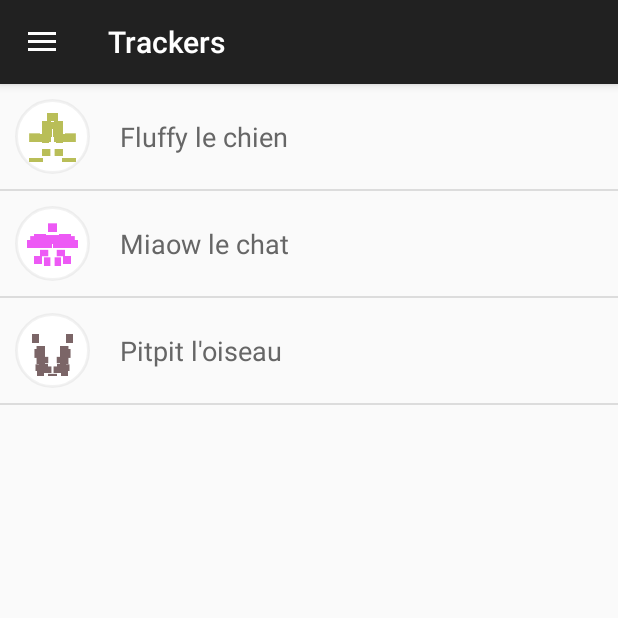
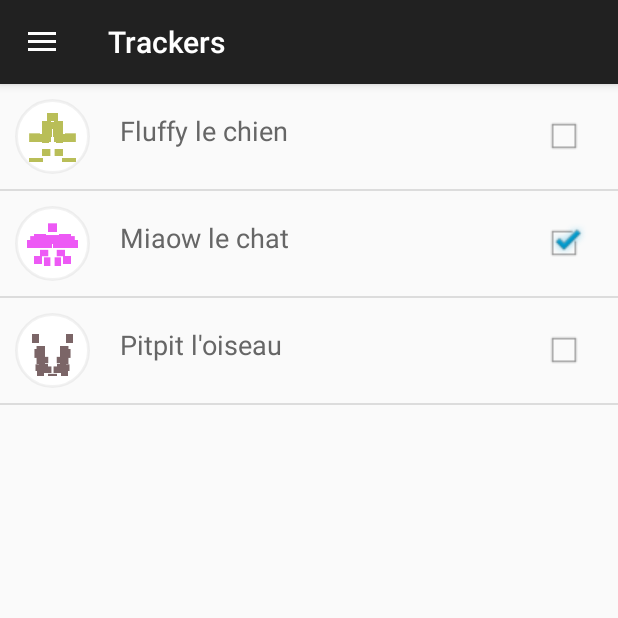
Before and after one commit to TyMarc/pet-tracker, an Android app: the MainActivity screen opened directly, with no data from a screen before it, in the side drawer, after a tap on "Trackers", on a phone screen of 412 x 824 dp, the top half of it. Run offline under Robolectric (Android 15) with nearby library versions, the phone set to English and light mode, and no system bars; 2 statements that could not run were skipped.

Commit message:
Enable and disable trackers and zones

```diff
--- a/app/src/main/java/com/log330/pettracker/MainActivity.java
+++ b/app/src/main/java/com/log330/pettracker/MainActivity.java
@@ -4,6 +4,7 @@ import android.app.AlertDialog;
 import android.content.Context;
 import android.content.DialogInterface;
 import android.content.Intent;
+import android.graphics.Color;
 import android.net.Uri;
 import android.os.Bundle;
 import android.view.View;
@@ -29,6 +30,7 @@ import com.log330.pettracker.adapter.TrackerAdapter;
 import com.log330.pettracker.adapter.ZoneAdapter;
 import com.log330.pettracker.listener.FetchListener;
 import com.log330.pettracker.model.GPSPoint;
+import com.log330.pettracker.model.Tracker;
 import com.log330.pettracker.model.Zone;
 import com.log330.pettracker.network.Server;
 import com.log330.pettracker.utils.PreferencesController;
@@ -39,7 +41,7 @@ import java.util.ArrayList;
 import java.util.Date;
 
 public class MainActivity extends AppCompatActivity
-        implements NavigationView.OnNavigationItemSelectedListener, FetchListener, GoogleMap.OnMapClickListener, GoogleMap.OnMarkerClickListener, AdapterView.OnItemLongClickListener {
+        implements NavigationView.OnNavigationItemSelectedListener, FetchListener, GoogleMap.OnMapClickListener, GoogleMap.OnMarkerClickListener, AdapterView.OnItemLongClickListener{
     private GoogleMap mMap;
     private Toolbar toolbar;
     private ZoneAdapter zoneAdapter;
@@ -77,7 +79,28 @@ public class MainActivity extends AppCompatActivity
         zoneAdapter = new ZoneAdapter(this, zones);
         ((ListView) findViewById(R.id.list_zones)).setAdapter(zoneAdapter);
         ((ListView) findViewById(R.id.list_zones)).setOnItemLongClickListener(this);
+        ((ListView) findViewById(R.id.list_trackers)).setOnItemClickListener(new AdapterView.OnItemClickListener() {
+            @Override
+            public void onItemClick(AdapterView<?> parent, View view, int position, long id) {
+                Tracker tracker = trackerAdapter.getItem(position);
+                tracker.setEnabled(!tracker.isEnabled());
+                trackerAdapter.notifyDataSetChanged();
+            }
+        });
 
+        ((ListView) findViewById(R.id.list_zones)).setOnItemClickListener(new AdapterView.OnItemClickListener() {
+            @Override
+            public void onItemClick(AdapterView<?> parent, View view, int position, long id) {
+                Zone zone = zoneAdapter.getItem(position);
+                zone.setEnabled(!zone.isEnabled());
+                zoneAdapter.notifyDataSetChanged();
+                if(zone.isEnabled()) {
+                    zone.setPolygon(mMap.addPolygon(new PolygonOptions().fillColor(Color.BLUE).strokeColor(Color.TRANSPARENT).addAll(zone.getPolygon().getPoints())));
+                } else {
+                    zone.getPolygon().remove();
+                }
+            }
+        });
         trackerAdapter = new TrackerAdapter(this, Utils.generateDummyTrackers());
         ((ListView) findViewById(R.id.list_trackers)).setAdapter(trackerAdapter);
     }
--- a/app/src/main/java/com/log330/pettracker/adapter/TrackerAdapter.java
+++ b/app/src/main/java/com/log330/pettracker/adapter/TrackerAdapter.java
@@ -5,6 +5,7 @@ import android.view.LayoutInflater;
 import android.view.View;
 import android.view.ViewGroup;
 import android.widget.ArrayAdapter;
+import android.widget.CheckBox;
 import android.widget.ImageView;
 import android.widget.TextView;
 
@@ -28,6 +29,7 @@ public class TrackerAdapter extends ArrayAdapter<Tracker> {
     static class ViewHolder {
         public TextView name;
         public ImageView avatar;
+        public ImageView checkBox;
     }
 
     private LayoutInflater getInflater(){
@@ -47,6 +49,7 @@ public class TrackerAdapter extends ArrayAdapter<Tracker> {
             ViewHolder holder = new ViewHolder();
             holder.name = (TextView) rowView.findViewById(R.id.name);
             holder.avatar = (ImageView) rowView.findViewById(R.id.avatar);
+            holder.checkBox = (ImageView) rowView.findViewById(R.id.checkbox);
             rowView.setTag(holder);
         } else{
             rowView = convertView;
@@ -63,6 +66,8 @@ public class TrackerAdapter extends ArrayAdapter<Tracker> {
             holder.avatar.setImageBitmap(r.getAvatar());
         }
 
+        holder.checkBox.setSelected(r.isEnabled());
+
         return rowView;
     }
 }
--- a/app/src/main/java/com/log330/pettracker/adapter/ZoneAdapter.java
+++ b/app/src/main/java/com/log330/pettracker/adapter/ZoneAdapter.java
@@ -5,6 +5,7 @@ import android.view.LayoutInflater;
 import android.view.View;
 import android.view.ViewGroup;
 import android.widget.ArrayAdapter;
+import android.widget.ImageView;
 import android.widget.TextView;
 
 import com.log330.pettracker.R;
@@ -26,6 +27,7 @@ public class ZoneAdapter extends ArrayAdapter<Zone> {
 
     static class ViewHolder {
         public TextView name;
+        public ImageView checkBox;
     }
 
     private LayoutInflater getInflater(){
@@ -44,6 +46,7 @@ public class ZoneAdapter extends ArrayAdapter<Zone> {
 
             ViewHolder holder = new ViewHolder();
             holder.name = (TextView) rowView.findViewById(R.id.name);
+            holder.checkBox = (ImageView) rowView.findViewById(R.id.checkbox);
             rowView.setTag(holder);
         } else{
             rowView = convertView;
@@ -55,6 +58,8 @@ public class ZoneAdapter extends ArrayAdapter<Zone> {
 
         holder.name.setText("Zone " + (position+1));
 
+        holder.checkBox.setSelected(r.isEnabled());
+
         return rowView;
     }
 }
--- a/app/src/main/java/com/log330/pettracker/model/Tracker.java
+++ b/app/src/main/java/com/log330/pettracker/model/Tracker.java
@@ -8,10 +8,12 @@ import android.graphics.Bitmap;
 public class Tracker {
     private Bitmap avatar;
     private String name;
+    private boolean isEnabled;
 
-    public Tracker(Bitmap avatar, String name) {
+    public Tracker(Bitmap avatar, String name, boolean isEnabled) {
         this.avatar = avatar;
         this.name = name;
+        this.isEnabled = isEnabled;
     }
 
     public Bitmap getAvatar() {
@@ -21,4 +23,12 @@ public class Tracker {
     public String getName() {
         return name;
     }
+
+    public boolean isEnabled(){
+        return isEnabled;
+    }
+
+    public void setEnabled(boolean isEnabled) {
+        this.isEnabled = isEnabled;
+    }
 }
--- a/app/src/main/java/com/log330/pettracker/utils/Utils.java
+++ b/app/src/main/java/com/log330/pettracker/utils/Utils.java
@@ -41,13 +41,13 @@ public class Utils {
     public static ArrayList<Tracker> generateDummyTrackers() {
         ArrayList<Tracker> trackers = new ArrayList<Tracker>();
 
-        Tracker tracker = new Tracker(AvatarGenerator.generate(150, 150), "Fluffy le chien");
+        Tracker tracker = new Tracker(AvatarGenerator.generate(150, 150), "Fluffy le chien", true);
         trackers.add(tracker);
 
-        tracker = new Tracker(AvatarGenerator.generate(150, 150), "Miaow le chat");
+        tracker = new Tracker(AvatarGenerator.generate(150, 150), "Miaow le chat", false);
         trackers.add(tracker);
 
-        tracker = new Tracker(AvatarGenerator.generate(150, 150), "Pitpit l'oiseau");
+        tracker = new Tracker(AvatarGenerator.generate(150, 150), "Pitpit l'oiseau", false);
         trackers.add(tracker);
 
         return trackers;
--- /dev/null
+++ b/app/src/main/res/drawable/white_checkbox.xml
@@ -0,0 +1,8 @@
+<?xml version="1.0" encoding="utf-8"?>
+     <selector  xmlns:android="http://schemas.android.com/apk/res/android">
+     <item android:state_selected="false" android:drawable="@drawable/btn_check_off_holo_light" />
+     <item android:state_selected="true" android:drawable="@drawable/btn_check_on_holo_light" />
+     <item android:state_selected="false" android:state_enabled="false" android:drawable="@drawable/btn_check_off_disabled_holo_light" />
+     <item android:state_selected="true" android:state_enabled="false" android:drawable="@drawable/btn_check_on_disabled_holo_light" />
+     <item android:drawable="@drawable/btn_check_off_holo_light" /> <!-- default -->
+</selector>
--- a/app/src/main/res/layout/tracker_item.xml
+++ b/app/src/main/res/layout/tracker_item.xml
@@ -29,6 +29,15 @@
             android:text="Heavy Shoe"
             android:textColor="@color/dark_grey"
             android:textSize="18sp" />
+
+        <ImageView
+            android:id="@+id/checkbox"
+            android:layout_width="wrap_content"
+            android:layout_height="wrap_content"
+            android:src="@drawable/white_checkbox"
+            android:layout_alignParentRight="true"
+            android:layout_centerVertical="true"
+            android:layout_marginRight="20dp"/>
     </RelativeLayout>
 
 </RelativeLayout>
```
Also changed, not shown: app/src/main/java/com/log330/pettracker/model/Zone.java (+14 -0 lines), app/src/main/res/layout/zone_item.xml (+9 -0 lines), app/src/main/res/drawable-mdpi/btn_check_off_disabled_holo_light.png (added), app/src/main/res/drawable-mdpi/btn_check_off_holo_light.png (added), app/src/main/res/drawable-mdpi/btn_check_on_disabled_holo_light.png (added), app/src/main/res/drawable-mdpi/btn_check_on_holo_light.png (added).
